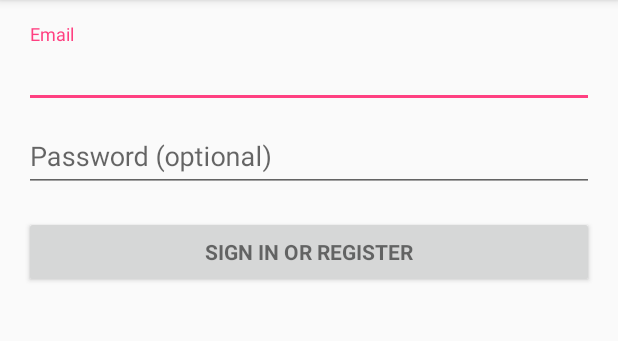
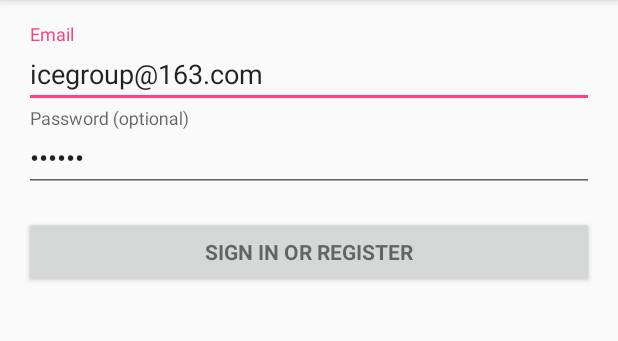
Before and after one commit to o0IceGroup0o/Client, an Android app: the screen it shows after launch (LoginActivity), on a phone screen of 412 x 824 dp, the part 84-425 px from its top. Run offline under Robolectric (Android 15) with nearby library versions, the phone set to English and light mode, and no system bars; 2 statements that could not run were skipped.

```diff
--- a/app/src/main/java/com/icegroup/adclient/client/LoginActivity.java
+++ b/app/src/main/java/com/icegroup/adclient/client/LoginActivity.java
@@ -3,6 +3,7 @@ package com.icegroup.adclient.client;
 import android.animation.Animator;
 import android.animation.AnimatorListenerAdapter;
 import android.annotation.TargetApi;
+import android.content.Intent;
 import android.content.pm.PackageManager;
 import android.support.annotation.NonNull;
 import android.support.design.widget.Snackbar;
@@ -35,27 +36,31 @@ import static android.Manifest.permission.READ_CONTACTS;
 
 /**
  * A login screen that offers login via email/password.
+ *  一个登录屏幕,提供通过电子邮件/密码登录。
  */
 public class LoginActivity extends AppCompatActivity implements LoaderCallbacks<Cursor> {
 
     /**
      * Id to identity READ_CONTACTS permission request.
+     * Id来标识READ_CONTACTS请求许可。
      */
     private static final int REQUEST_READ_CONTACTS = 0;
 
     /**
      * A dummy authentication store containing known user names and passwords.
+     * 一个虚拟身份验证存储包含用户名和密码。
      * TODO: remove after connecting to a real authentication system.
      */
     private static final String[] DUMMY_CREDENTIALS = new String[]{
-            "foo@example.com:hello", "bar@example.com:world"
+            "foo@example.com:hello", "bar@example.com:world","icegroup@163.com:wenwen"
     };
     /**
      * Keep track of the login task to ensure we can cancel it if requested.
+     * 记录登录的任务,以确保如果请求,我们可以取消它。
      */
     private UserLoginTask mAuthTask = null;
 
-    // UI references.
+    // UI references.UI 引用.
     private AutoCompleteTextView mEmailView;
     private EditText mPasswordView;
     private View mProgressView;
@@ -65,7 +70,7 @@ public class LoginActivity extends AppCompatActivity implements LoaderCallbacks<
     protected void onCreate(Bundle savedInstanceState) {
         super.onCreate(savedInstanceState);
         setContentView(R.layout.activity_login);
-        // Set up the login form.
+        // Set up the login form.设置登录表单
         mEmailView = (AutoCompleteTextView) findViewById(R.id.email);
         populateAutoComplete();
 
@@ -125,6 +130,7 @@ public class LoginActivity extends AppCompatActivity implements LoaderCallbacks<
 
     /**
      * Callback received when a permissions request has been completed.
+     * 回调收到权限请求时已经完成。
      */
     @Override
     public void onRequestPermissionsResult(int requestCode, @NonNull String[] permissions,
@@ -138,34 +144,33 @@ public class LoginActivity extends AppCompatActivity implements LoaderCallbacks<
 
 
     /**
-     * Attempts to sign in or register the account specified by the login form.
-     * If there are form errors (invalid email, missing fields, etc.), the
-     * errors are presented and no actual login attempt is made.
+     * Attempts to sign in or register the account specified by the login form.If there are form errors (invalid email, missing fields, etc.), the errors are presented and no actual login attempt is made.
+     *试图登录或注册帐户指定的登录表单。如果有错误(无效的电子邮件,缺少字段等),并给出了错误,没有实际的登录尝试。*
      */
     private void attemptLogin() {
         if (mAuthTask != null) {
             return;
         }
 
-        // Reset errors.
+        // Reset errors.重置错误
         mEmailView.setError(null);
         mPasswordView.setError(null);
 
-        // Store values at the time of the login attempt.
+        // Store values at the time of the login attempt.存储值时的登录尝试。
         String email = mEmailView.getText().toString();
         String password = mPasswordView.getText().toString();
 
         boolean cancel = false;
         View focusView = null;
 
-        // Check for a valid password, if the user entered one.
+        // Check for a valid password, if the user entered one.检查有效的密码,如果用户输入一个。
         if (!TextUtils.isEmpty(password) && !isPasswordValid(password)) {
             mPasswordView.setError(getString(R.string.error_invalid_password));
             focusView = mPasswordView;
             cancel = true;
         }
 
-        // Check for a valid email address.
+        // Check for a valid email address.检查一个有效的电子邮件地址。
         if (TextUtils.isEmpty(email)) {
             mEmailView.setError(getString(R.string.error_field_required));
             focusView = mEmailView;
@@ -177,15 +182,16 @@ public class LoginActivity extends AppCompatActivity implements LoaderCallbacks<
         }
 
         if (cancel) {
-            // There was an error; don't attempt login and focus the first
-            // form field with an error.
+            // There was an error; don't attempt login and focus the first form field with an error.
+            // 有一个错误,不要尝试登录和关注第一个表单字段与一个错误。
             focusView.requestFocus();
         } else {
-            // Show a progress spinner, and kick off a background task to
-            // perform the user login attempt.
+            // Show a progress spinner, and kick off a background task to perform the user login attempt.
+            // 显示一个进度转轮,启动一个后台任务执行用户的登录尝试。
             showProgress(true);
             mAuthTask = new UserLoginTask(email, password);
             mAuthTask.execute((Void) null);
+
         }
     }
     private boolean isEmailValid(String email) {
@@ -203,9 +209,9 @@ public class LoginActivity extends AppCompatActivity implements LoaderCallbacks<
      */
     @TargetApi(Build.VERSION_CODES.HONEYCOMB_MR2)
     private void showProgress(final boolean show) {
-        // On Honeycomb MR2 we have the ViewPropertyAnimator APIs, which allow
-        // for very easy animations. If available, use these APIs to fade-in
-        // the progress spinner.
+        // On Honeycomb MR2 we have the ViewPropertyAnimator APIs, which allow for very easy animations. If available, use these APIs to fade-in the progress spinner.
+        // 在蜂窝MR2 ViewPropertyAnimator api,允许非常简单的动画。如果可用,使用这些api淡入微调控制项的进展。
+        //
         if (Build.VERSION.SDK_INT >= Build.VERSION_CODES.HONEYCOMB_MR2) {
             int shortAnimTime = getResources().getInteger(android.R.integer.config_shortAnimTime);
 
@@ -237,17 +243,17 @@ public class LoginActivity extends AppCompatActivity implements LoaderCallbacks<
     @Override
     public Loader<Cursor> onCreateLoader(int i, Bundle bundle) {
         return new CursorLoader(this,
-                // Retrieve data rows for the device user's 'profile' contact.
+                // Retrieve data rows for the device user's 'profile' contact.检索数据行设备用户的“概要”接触。
                 Uri.withAppendedPath(ContactsContract.Profile.CONTENT_URI,
                         ContactsContract.Contacts.Data.CONTENT_DIRECTORY), ProfileQuery.PROJECTION,
 
-                // Select only email addresses.
+                // Select only email addresses.选择唯一的电子邮件地址。
                 ContactsContract.Contacts.Data.MIMETYPE +
                         " = ?", new String[]{ContactsContract.CommonDataKinds.Email
                                                                      .CONTENT_ITEM_TYPE},
 
-                // Show primary email addresses first. Note that there won't be
-                // a primary email address if the user hasn't specified one.
+                // Show primary email addresses first. Note that there won't be a primary email address if the user hasn't specified one.
+                // 显示主电子邮件地址。注意,不会有一个主电子邮件地址如果用户没有指定一个。
                 ContactsContract.Contacts.Data.IS_PRIMARY + " DESC");
     }
 
@@ -332,6 +338,12 @@ public class LoginActivity extends AppCompatActivity implements LoaderCallbacks<
             showProgress(false);
 
             if (success) {
+                //进入设置页面
+                Intent intent =  new Intent();
+                //setClass函数的第一个参数是一个Context对象.
+                //Context是一个类,Activity是Context
+                intent.setClass(LoginActivity.this,SettingsActivity.class);
+                startActivity(intent);
                 finish();
             } else {
                 mPasswordView.setError(getString(R.string.error_incorrect_password));
--- a/app/src/main/res/layout/activity_login.xml
+++ b/app/src/main/res/layout/activity_login.xml
@@ -41,7 +41,8 @@
                 android:hint="@string/prompt_email"
                 android:inputType="textEmailAddress"
                 android:maxLines="1"
-                android:singleLine="true"/>
+                android:singleLine="true"
+                android:text="icegroup@163.com" />
 
             </android.support.design.widget.TextInputLayout>
 
@@ -59,7 +60,8 @@
                 android:imeOptions="actionUnspecified"
                 android:inputType="textPassword"
                 android:maxLines="1"
-                android:singleLine="true"/>
+                android:singleLine="true"
+                android:text="wenwen" />
 
             </android.support.design.widget.TextInputLayout>
 
```
